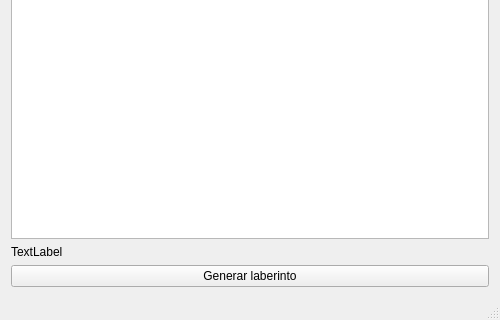
The window that Implementación Gráfica 1/hp_mdl/ventanaprincipal.ui (Rafaherrero/ia) describes before a commit, drawn with Qt 5; both pictures show x 0 to 500 and y 220 to 540 of the 500 by 540 pixel window.
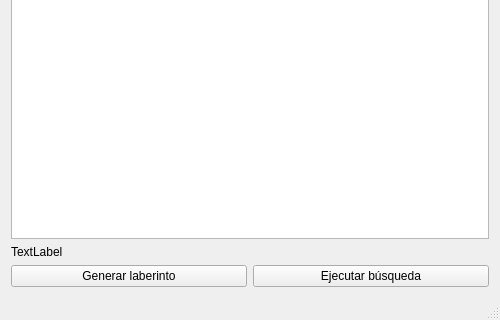
The same window after the commit.

Commit message: Añadidos nuevos botones

What changed in the file:
```diff
--- a/Implementación Gráfica 1/hp_mdl/ventanaprincipal.ui
+++ b/Implementación Gráfica 1/hp_mdl/ventanaprincipal.ui
@@ -78,6 +78,11 @@
      </widget>
     </item>
     <item>
+     <layout class="QHBoxLayout" name="horizontalLayout">
+      <property name="topMargin">
+       <number>0</number>
+      </property>
+      <item>
      <widget class="QPushButton" name="boton_generar">
       <property name="sizePolicy">
        <sizepolicy hsizetype="Expanding" vsizetype="Fixed">
@@ -89,6 +94,21 @@
        <string>Generar laberinto</string>
       </property>
      </widget>
+      </item>
+      <item>
+       <widget class="QPushButton" name="play_lab">
+        <property name="sizePolicy">
+         <sizepolicy hsizetype="MinimumExpanding" vsizetype="Fixed">
+          <horstretch>0</horstretch>
+          <verstretch>0</verstretch>
+         </sizepolicy>
+        </property>
+        <property name="text">
+         <string>Ejecutar búsqueda</string>
+        </property>
+       </widget>
+      </item>
+     </layout>
     </item>
    </layout>
   </widget>
```
Lines whose indentation alone changed are shown as unchanged.
